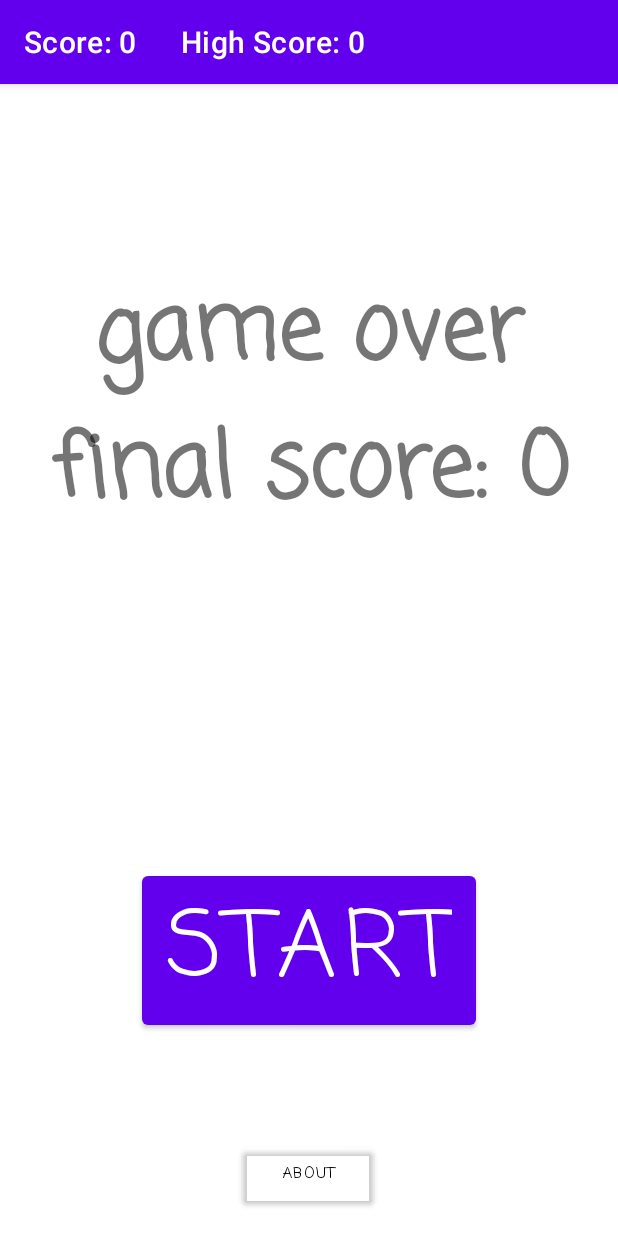
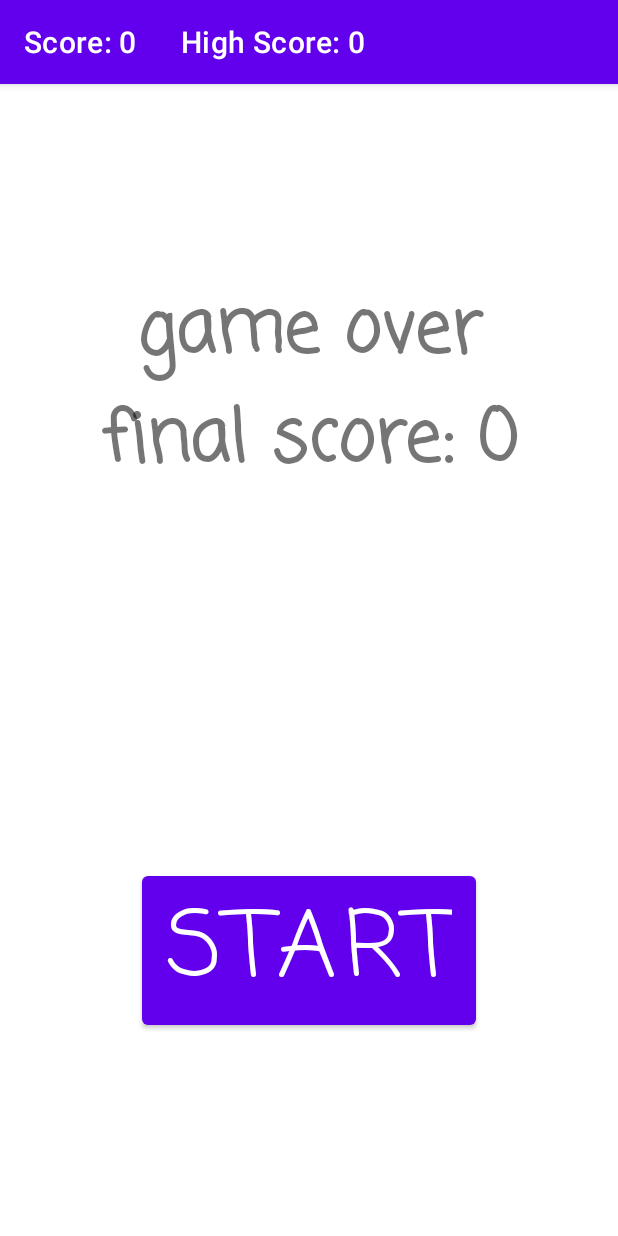
Before and after one commit to twadeclark/TimesTheTimesTables, an Android app: the screen it shows after launch (MainActivity), after a tap on "10", on a phone screen of 412 x 824 dp. Run offline under Robolectric (Android 15) with nearby library versions, the phone set to English and light mode, and no system bars; 1 other tap on this screen came first.

Commit message:
code clean up

```diff
--- a/app/src/main/AndroidManifest.xml
+++ b/app/src/main/AndroidManifest.xml
@@ -12,12 +12,6 @@
         android:theme="@style/Theme.TimesTheTimesTables"
         tools:targetApi="31">
         <activity
-            android:name=".SettingsActivity"
-            android:label="this is settings"
-            android:exported="false"
-            android:parentActivityName=".MainActivity"
-            />
-        <activity
             android:name=".MainActivity"
             android:label="Times the Times Tables"
             android:exported="true">
--- a/app/src/main/java/com/example/timesthetimestables/MainActivity.java
+++ b/app/src/main/java/com/example/timesthetimestables/MainActivity.java
@@ -14,9 +14,7 @@ import java.util.Random;
 public class MainActivity extends AppCompatActivity {
 
     private Button startButton;
-    private Button aboutButton;
     private TextView equation;
-    private TextView aboutText;
     private TextView youLose;
     private Button button0;
     private Button button1;
@@ -36,8 +34,6 @@ public class MainActivity extends AppCompatActivity {
         setContentView(R.layout.activity_main);
 
         startButton = (Button) findViewById(R.id.startButton);
-        aboutButton = (Button) findViewById(R.id.aboutButton);
-        aboutText = (TextView) findViewById(R.id.aboutText);
         equation = (TextView) findViewById(R.id.equation);
         youLose = (TextView) findViewById(R.id.youLose);
 
@@ -50,13 +46,6 @@ public class MainActivity extends AppCompatActivity {
             @Override
             public void onClick(View view) {
                 startClick();
-            }
-        });
-
-        aboutButton.setOnClickListener(new View.OnClickListener() {
-            @Override
-            public void onClick(View view) {
-                aboutText.setVisibility(View.VISIBLE);
             }
         });
 
@@ -101,7 +90,6 @@ public class MainActivity extends AppCompatActivity {
             youLose.setText("game over\nfinal score: " + currentScore);
 
             startButton.setVisibility(View.VISIBLE);
-            aboutButton.setVisibility(View.VISIBLE);
             equation.setVisibility(View.GONE);
             button0.setVisibility(View.GONE);
             button1.setVisibility(View.GONE);
@@ -114,8 +102,6 @@ public class MainActivity extends AppCompatActivity {
 
     private void startClick() {
         startButton.setVisibility(View.GONE);
-        aboutText.setVisibility(View.GONE);
-        aboutButton.setVisibility(View.GONE);
         youLose.setVisibility(View.GONE);
         equation.setVisibility(View.VISIBLE);
         button0.setVisibility(View.VISIBLE);
@@ -199,9 +185,4 @@ public class MainActivity extends AppCompatActivity {
         return Math.abs(retVal);
     }
 
-    public void launchSettings(View v){
-        Intent i = new Intent(this, SettingsActivity.class);
-        startActivity(i);
-    }
-
 }
--- a/app/src/main/res/layout/activity_main.xml
+++ b/app/src/main/res/layout/activity_main.xml
@@ -18,23 +18,6 @@
         app:layout_constraintStart_toStartOf="parent"
         app:layout_constraintTop_toTopOf="parent"
         app:layout_constraintVertical_bias="0.795" />
-
-    <Button
-        android:id="@+id/aboutButton"
-        android:layout_width="wrap_content"
-        android:layout_height="wrap_content"
-        android:backgroundTint="#00FFFFFF"
-        android:fontFamily="casual"
-        android:text="about"
-        android:textAlignment="center"
-        android:textColor="#000000"
-        android:textSize="10sp"
-        app:layout_constraintBottom_toBottomOf="parent"
-        app:layout_constraintEnd_toEndOf="parent"
-        app:layout_constraintHorizontal_bias="0.498"
-        app:layout_constraintStart_toStartOf="parent"
-        app:layout_constraintTop_toTopOf="parent"
-        app:layout_constraintVertical_bias="0.976" />
 
     <TextView
         android:id="@+id/equation"
@@ -58,7 +41,7 @@
         android:fontFamily="casual"
         android:text="you lose!"
         android:textAlignment="center"
-        android:textSize="60sp"
+        android:textSize="48sp"
         android:textStyle="bold"
         android:visibility="invisible"
         app:layout_constraintBottom_toBottomOf="parent"
@@ -66,21 +49,6 @@
         app:layout_constraintStart_toStartOf="parent"
         app:layout_constraintTop_toTopOf="parent"
         app:layout_constraintVertical_bias="0.207" />
-
-    <TextView
-        android:id="@+id/aboutText"
-        android:layout_width="wrap_content"
-        android:layout_height="wrap_content"
-        android:fontFamily="casual"
-        android:text="Times the Times Tables\nby Tom Clark"
-        android:textSize="14sp"
-        android:visibility="invisible"
-        app:layout_constraintBottom_toBottomOf="parent"
-        app:layout_constraintEnd_toEndOf="parent"
-        app:layout_constraintHorizontal_bias="0.497"
-        app:layout_constraintStart_toStartOf="parent"
-        app:layout_constraintTop_toTopOf="parent"
-        app:layout_constraintVertical_bias="0.338" />
 
     <Button
         android:id="@+id/button1"
```
Also changed, not shown: app/src/main/java/com/example/timesthetimestables/SettingsActivity.java (deleted, +0 -19 lines).
